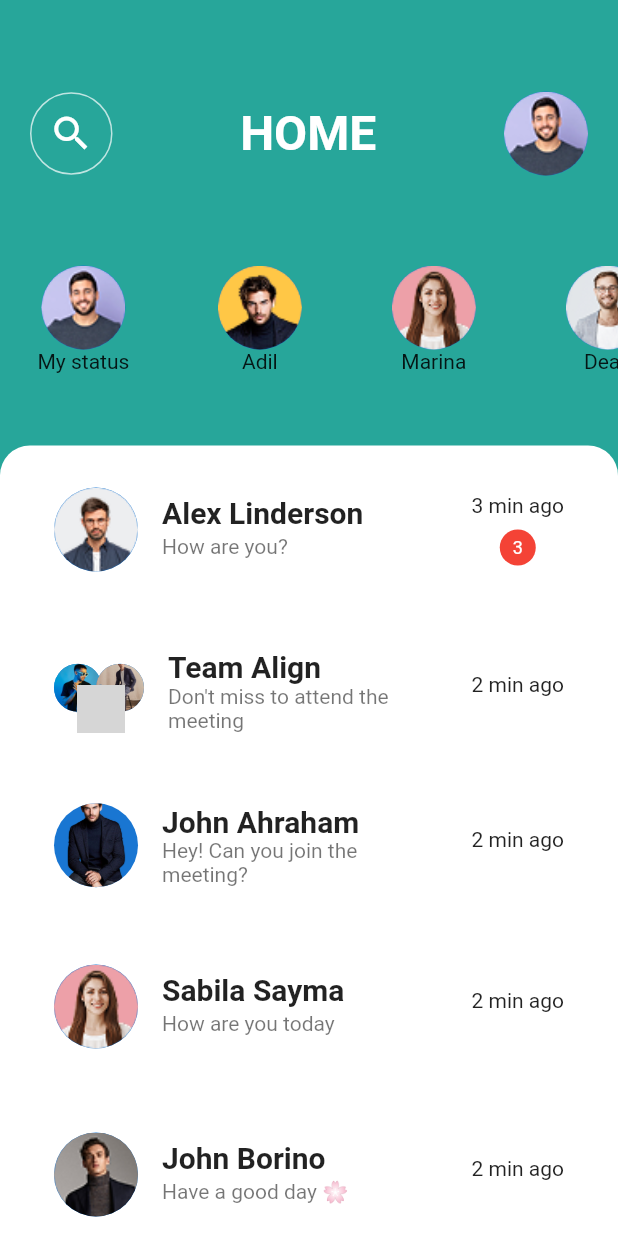
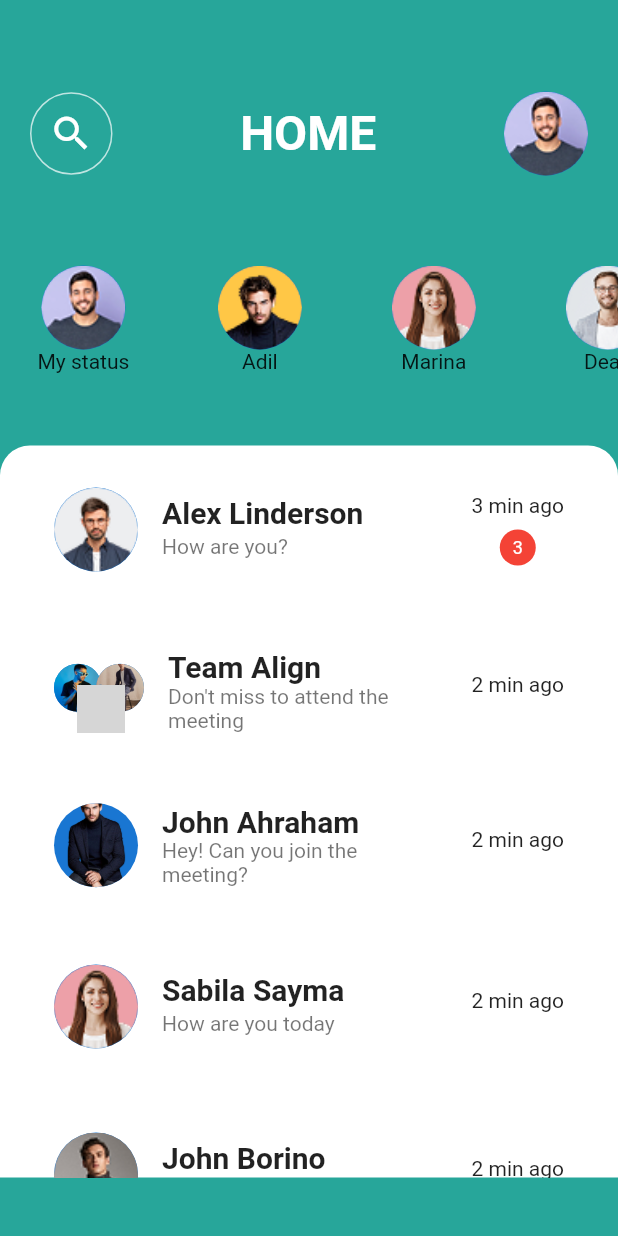
Before and after one commit to sanjaycp450-boop/FLUTTER-APPLICATION11, a Flutter app: the HOME_1 screen opened directly, on a phone screen of 412 x 824 dp. Run offline on Flutter 3.47's test engine with Material 3 defaults, Android fonts, the phone set to English and light mode, and no system bars; drawn by our look-alikes of flutter_slidable; grey boxes are pictures that could not be loaded.

Commit message:
change in container height

```diff
--- a/lib/home_1.dart
+++ b/lib/home_1.dart
@@ -181,7 +181,7 @@ class _HOME_1State extends State<HOME_1> {
             ),
           ),
           Container(
-            height: 587,
+            height:488,
             width: double.infinity,
             decoration: BoxDecoration(
               color: Colors.white,
```
